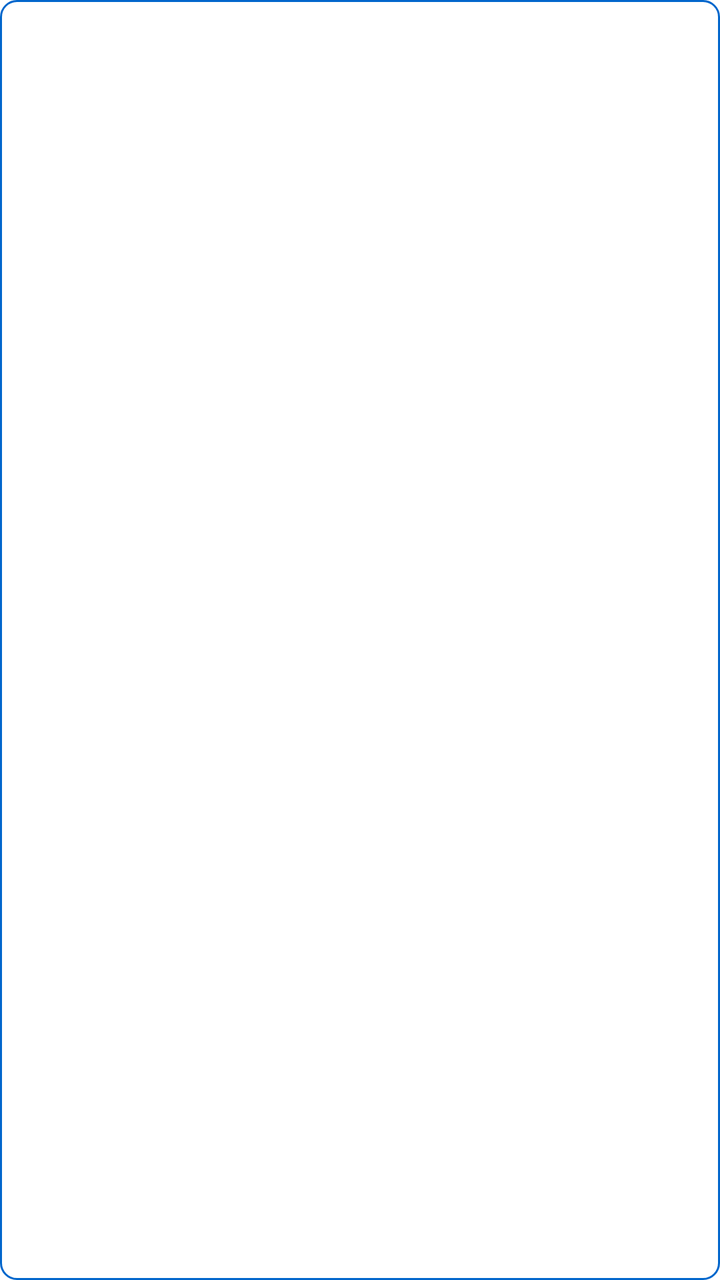
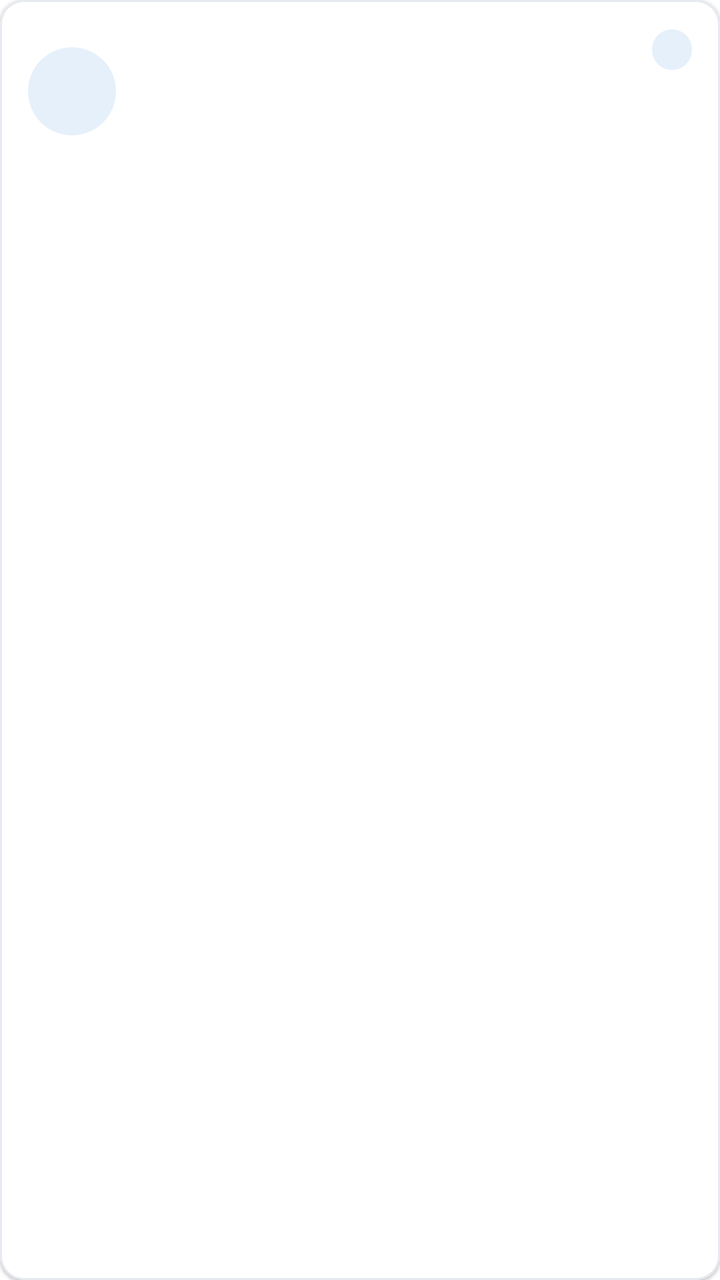

Before-and-after screenshots of an Android layout around one commit, followed by the original layout XML and the change that was made.
<!-- AndroidManifest.xml: application theme Theme.MetalConstructionsEstimates -->
<!-- res/layout/customer_item.xml -->
<?xml version="1.0" encoding="utf-8"?>
<LinearLayout xmlns:android="http://schemas.android.com/apk/res/android"
    android:id="@+id/customer_item"
    android:layout_width="match_parent"
    android:layout_height="wrap_content"
    android:background="@drawable/shape"
    android:padding="3dp"
    android:layout_marginBottom="3dp"
    android:orientation="vertical" >
    <LinearLayout
        android:layout_width="match_parent"
        android:layout_height="wrap_content"
        android:weightSum="2">
        <TextView
            android:id="@+id/recycler_view_customer_id"
            android:layout_width="wrap_content"
            android:layout_height="wrap_content"
            android:layout_weight="1"
            android:textColor="@android:color/black" />
        <TextView
            android:id="@+id/recycler_view_name_customer"
            android:layout_width="wrap_content"
            android:layout_height="wrap_content"
            android:layout_weight="1"
            android:textColor="@android:color/black" />
    </LinearLayout>
    <LinearLayout
        android:layout_width="match_parent"
        android:layout_height="wrap_content"
        android:weightSum="2">
        <TextView
            android:id="@+id/recycler_view_tel_customer"
            android:layout_width="wrap_content"
            android:layout_height="wrap_content"
            android:layout_weight="1"
            android:textColor="@android:color/black" />
        <TextView
            android:id="@+id/recycler_view_mobile_customer"
            android:layout_width="wrap_content"
            android:layout_height="wrap_content"
            android:layout_weight="1"
            android:textColor="@android:color/black" />
    </LinearLayout>
</LinearLayout>
<!-- resources referenced by this layout -->
<resources>
  <!-- drawable shape (drawable) -->
  <shape xmlns:android="http://schemas.android.com/apk/res/android"
      android:shape="rectangle">
      <solid android:color="#FFFFFF" />
      
      <stroke
          android:width="1.1dp"
          android:color="#0066cc" /> 
  
      <corners android:radius="8dp" />
  </shape>
  <style name="Theme.MetalConstructionsEstimates" parent="Theme.MaterialComponents.DayNight.NoActionBar">
      
          <item name="colorPrimary">@color/purple_200</item>
          <item name="colorPrimaryVariant">@color/purple_700</item>
          <item name="colorOnPrimary">@color/black</item>
  
          <item name="colorSecondary">@color/teal_200</item>
          <item name="colorSecondaryVariant">@color/teal_200</item>
          <item name="colorOnSecondary">@color/black</item>
  
          <item name="android:statusBarColor">?attr/colorPrimaryVariant</item>
          <item name="android:windowLightStatusBar">false</item>
  
          
      </style>
  <color name="purple_200">#FFBB86FC</color>
  <color name="purple_700">#FF3700B3</color>
  <color name="black">#FF000000</color>
  <color name="teal_200">#FF03DAC5</color>
</resources>

<!-- the commit's change to res/layout/customer_item.xml (unified diff, before → after) -->
@@ -1,44 +1,91 @@
 <?xml version="1.0" encoding="utf-8"?>
-<LinearLayout xmlns:android="http://schemas.android.com/apk/res/android"
+<com.google.android.material.card.MaterialCardView xmlns:android="http://schemas.android.com/apk/res/android"
+    xmlns:app="http://schemas.android.com/apk/res-auto"
     android:id="@+id/customer_item"
     android:layout_width="match_parent"
     android:layout_height="wrap_content"
-    android:background="@drawable/shape"
-    android:padding="3dp"
-    android:layout_marginBottom="3dp"
-    android:orientation="vertical" >
+    android:layout_margin="4dp"
+    android:clickable="true"
+    android:focusable="true"
+    app:cardBackgroundColor="@color/dashboard_card"
+    app:cardCornerRadius="12dp"
+    app:cardElevation="1dp"
+    app:strokeColor="@color/dashboard_track"
+    app:strokeWidth="1dp">
+
     <LinearLayout
         android:layout_width="match_parent"
         android:layout_height="wrap_content"
-        android:weightSum="2">
+        android:gravity="center_vertical"
+        android:orientation="horizontal"
+        android:padding="14dp">
+
         <TextView
-            android:id="@+id/recycler_view_customer_id"
-            android:layout_width="wrap_content"
+            android:id="@+id/recycler_view_customer_avatar"
+            android:layout_width="44dp"
+            android:layout_height="44dp"
+            android:background="@drawable/bg_list_avatar"
+            android:gravity="center"
+            android:importantForAccessibility="no"
+            android:textColor="@color/dashboard_brand"
+            android:textSize="18sp"
+            android:textStyle="bold" />
+
+        <LinearLayout
+            android:layout_width="0dp"
             android:layout_height="wrap_content"
+            android:layout_marginStart="12dp"
             android:layout_weight="1"
-            android:textColor="@android:color/black" />
-        <TextView
-            android:id="@+id/recycler_view_name_customer"
-            android:layout_width="wrap_content"
-            android:layout_height="wrap_content"
-            android:layout_weight="1"
-            android:textColor="@android:color/black" />
+            android:orientation="vertical">
+
+            <LinearLayout
+                android:layout_width="match_parent"
+                android:layout_height="wrap_content"
+                android:gravity="center_vertical"
+                android:orientation="horizontal">
+
+                <TextView
+                    android:id="@+id/recycler_view_name_customer"
+                    android:layout_width="0dp"
+                    android:layout_height="wrap_content"
+                    android:layout_weight="1"
+                    android:ellipsize="end"
+                    android:maxLines="1"
+                    android:textColor="@color/dashboard_text_primary"
+                    android:textSize="16sp"
+                    android:textStyle="bold" />
+
+                <TextView
+                    android:id="@+id/recycler_view_customer_id"
+                    android:layout_width="wrap_content"
+                    android:layout_height="wrap_content"
+                    android:layout_marginStart="8dp"
+                    android:background="@drawable/bg_list_chip"
+                    android:paddingHorizontal="10dp"
+                    android:paddingVertical="2dp"
+                    android:textColor="@color/dashboard_brand"
+                    android:textSize="12sp"
+                    android:textStyle="bold" />
+            </LinearLayout>
+
+            <TextView
+                android:id="@+id/recycler_view_tel_customer"
+                android:layout_width="match_parent"
+                android:layout_height="wrap_content"
+                android:layout_marginTop="4dp"
+                android:ellipsize="end"
+                android:maxLines="1"
+                android:textColor="@color/dashboard_text_secondary"
+                android:textSize="14sp" />
+
+            <TextView
+                android:id="@+id/recycler_view_mobile_customer"
+                android:layout_width="match_parent"
+                android:layout_height="wrap_content"
+                android:ellipsize="end"
+                android:maxLines="1"
+                android:textColor="@color/dashboard_text_secondary"
+                android:textSize="14sp" />
+        </LinearLayout>
     </LinearLayout>
-    <LinearLayout
-        android:layout_width="match_parent"
-        android:layout_height="wrap_content"
-        android:weightSum="2">
-        <TextView
-            android:id="@+id/recycler_view_tel_customer"
-            android:layout_width="wrap_content"
-            android:layout_height="wrap_content"
-            android:layout_weight="1"
-            android:textColor="@android:color/black" />
-        <TextView
-            android:id="@+id/recycler_view_mobile_customer"
-            android:layout_width="wrap_content"
-            android:layout_height="wrap_content"
-            android:layout_weight="1"
-            android:textColor="@android:color/black" />
-    </LinearLayout>
-</LinearLayout>
+</com.google.android.material.card.MaterialCardView>
<!-- resource entries referenced after the edit -->
@@ -1,15 +1,22 @@
 <!-- resources referenced by this layout -->
 <resources>
-  <!-- drawable shape (drawable) -->
+  <color name="dashboard_brand">#0066CC</color>
+  <color name="dashboard_card">#FFFFFF</color>
+  <color name="dashboard_text_primary">#111827</color>
+  <color name="dashboard_text_secondary">#6B7280</color>
+  <color name="dashboard_track">#E6EAF0</color>
+  <!-- drawable bg_list_avatar (drawable) -->
+  <?xml version="1.0" encoding="utf-8"?>
+  <shape xmlns:android="http://schemas.android.com/apk/res/android"
+      android:shape="oval">
+      <solid android:color="@color/dashboard_brand_soft" />
+  </shape>
+  <!-- drawable bg_list_chip (drawable) -->
+  <?xml version="1.0" encoding="utf-8"?>
   <shape xmlns:android="http://schemas.android.com/apk/res/android"
       android:shape="rectangle">
-      <solid android:color="#FFFFFF" />
-      
-      <stroke
-          android:width="1.1dp"
-          android:color="#0066cc" /> 
-  
-      <corners android:radius="8dp" />
+      <solid android:color="@color/dashboard_brand_soft" />
+      <corners android:radius="12dp" />
   </shape>
   <style name="Theme.MetalConstructionsEstimates" parent="Theme.MaterialComponents.DayNight.NoActionBar">
       
@@ -26,6 +33,7 @@
   
           
       </style>
+  <color name="dashboard_brand_soft">#E5F0FB</color>
   <color name="purple_200">#FFBB86FC</color>
   <color name="purple_700">#FF3700B3</color>
   <color name="black">#FF000000</color>
